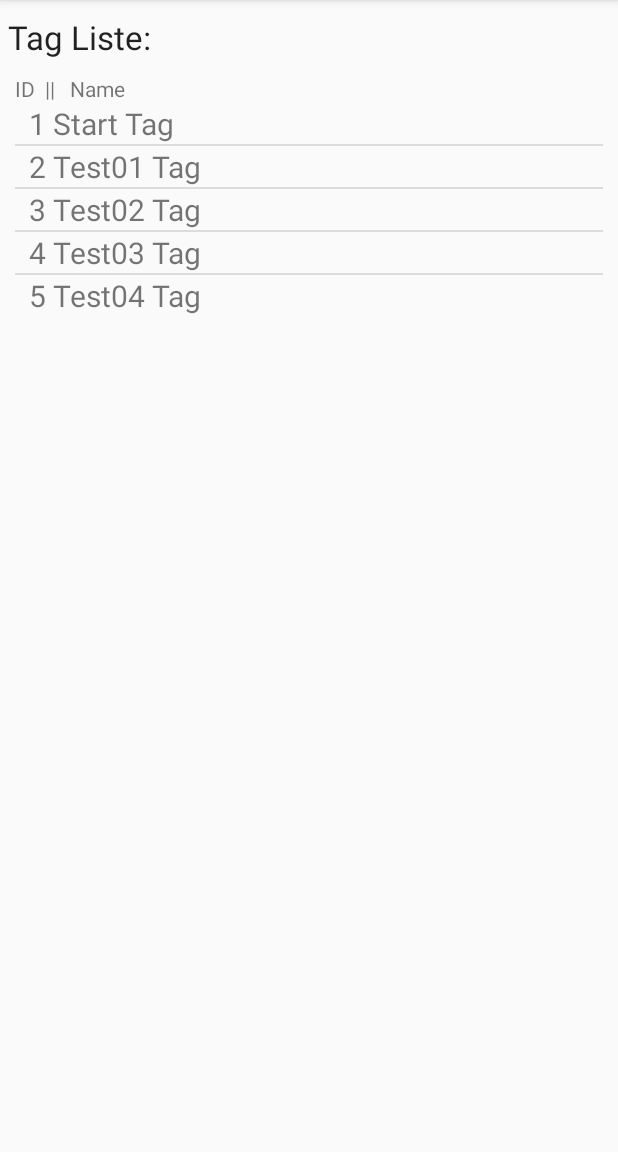
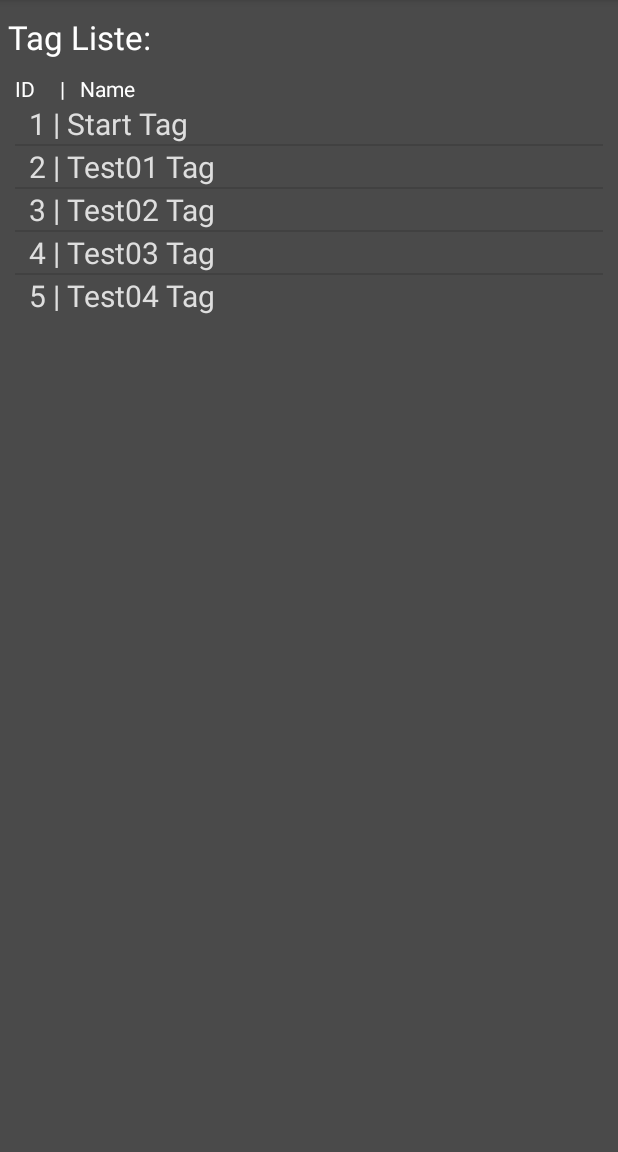
Before and after one commit to NFCProjektGTS/NFCGameAdmin-AppPrototype, an Android app: the screen it shows after launch (MainActivity), on a phone screen of 412 x 824 dp, the part 84-1236 px from its top. Run offline under Robolectric (Android 15) with nearby library versions, the light colour scheme and no system bars.

Commit message:
design changed

```diff
--- a/app/src/main/java/gtsoffenbach/nfc_game_admin_app_prototype/FragmentOverview.java
+++ b/app/src/main/java/gtsoffenbach/nfc_game_admin_app_prototype/FragmentOverview.java
@@ -21,7 +21,7 @@ import java.util.ArrayList;
 /**
  * Created by Marlon on 08.07.2014.
  */
-public class FragmentOverview extends Fragment implements View.OnClickListener, ListView.OnItemClickListener {
+public class FragmentOverview extends Fragment implements  ListView.OnItemClickListener {
     private static final String ARG_SECTION_NUMBER = "section_number";
     private TagItemMagazine tagItemMagazine;
     private ListView listViewTagItems;
@@ -65,15 +65,7 @@ public class FragmentOverview extends Fragment implements View.OnClickListener,
         this.tagItemMagazine = ((MainActivity) activity).getTagItemMagazine();
     }
 
-    @Override
-    public void onClick(View view) {
 
-            if(selectedTagItem!=null){
-
-            }
-
-
-    }
 
     @Override
     public void onItemClick(AdapterView<?> adapterView, View view, int position, long id) {
@@ -91,7 +83,7 @@ public class FragmentOverview extends Fragment implements View.OnClickListener,
     private void fillTagItemListView(){
         ArrayList tagNames = new ArrayList<String>();
         for(int i = 0; i<tagItemMagazine.getAllTagItems().size();i++){
-            tagNames.add(i,"  "+tagItemMagazine.getAllTagItems().get(i).getID()+" "+tagItemMagazine.getAllTagItems().get(i).getName());
+            tagNames.add(i,"  "+tagItemMagazine.getAllTagItems().get(i).getID()+" | "+tagItemMagazine.getAllTagItems().get(i).getName());
         }
         ArrayAdapter<TagItem> listAdapter = new ArrayAdapter<TagItem>(getActivity(), R.layout.tagitemlist_item, tagNames);
         this.listViewTagItems.setAdapter(listAdapter);
--- a/app/src/main/res/layout/activity_main.xml
+++ b/app/src/main/res/layout/activity_main.xml
@@ -11,7 +11,8 @@
     <FrameLayout
         android:id="@+id/container"
         android:layout_width="match_parent"
-        android:layout_height="match_parent" />
+        android:layout_height="match_parent"
+        android:background="#ff4a4a4a" />
 
 
 
--- a/app/src/main/res/layout/fragment_overview.xml
+++ b/app/src/main/res/layout/fragment_overview.xml
@@ -13,14 +13,18 @@
         android:id="@+id/textView"
         android:layout_marginTop="10dp"
         android:layout_marginBottom="10dp"
-        android:layout_marginLeft="5dp" />
+        android:layout_marginLeft="5dp"
+        android:background="#ff4a4a4a"
+        android:textColor="#ffffffff" />
 
     <TextView
         android:layout_width="wrap_content"
         android:layout_height="wrap_content"
-        android:text="ID  ||   Name"
+        android:text="ID     |   Name"
         android:id="@+id/textView2"
-        android:layout_marginLeft="10dp" />
+        android:layout_marginLeft="10dp"
+        android:background="#ff4a4a4a"
+        android:textColor="#ffffffff" />
 
     <ListView
         android:layout_width="wrap_content"
@@ -28,7 +32,12 @@
         android:id="@+id/listView_TagItems"
         android:layout_gravity="center_horizontal"
         android:layout_marginLeft="10dp"
-        android:layout_marginRight="10dp" />
+        android:layout_marginRight="10dp"
+        android:background="#ff4a4a4a"
+        android:fastScrollEnabled="false"
+        android:footerDividersEnabled="false"
+        android:headerDividersEnabled="false"
+        android:textFilterEnabled="false" />
 
 
 
--- a/app/src/main/res/layout/tagitemlist_item.xml
+++ b/app/src/main/res/layout/tagitemlist_item.xml
@@ -1,6 +1,9 @@
 <?xml version="1.0" encoding="utf-8"?>
 
 <TextView xmlns:android="http://schemas.android.com/apk/res/android"
-    android:layout_width="match_parent" android:layout_height="match_parent" android:textSize="20dp">
+    android:layout_width="match_parent"
+    android:layout_height="match_parent"
+    android:textSize="20dp"
+    android:textColor="#ffdedede">
 
 </TextView>
```
